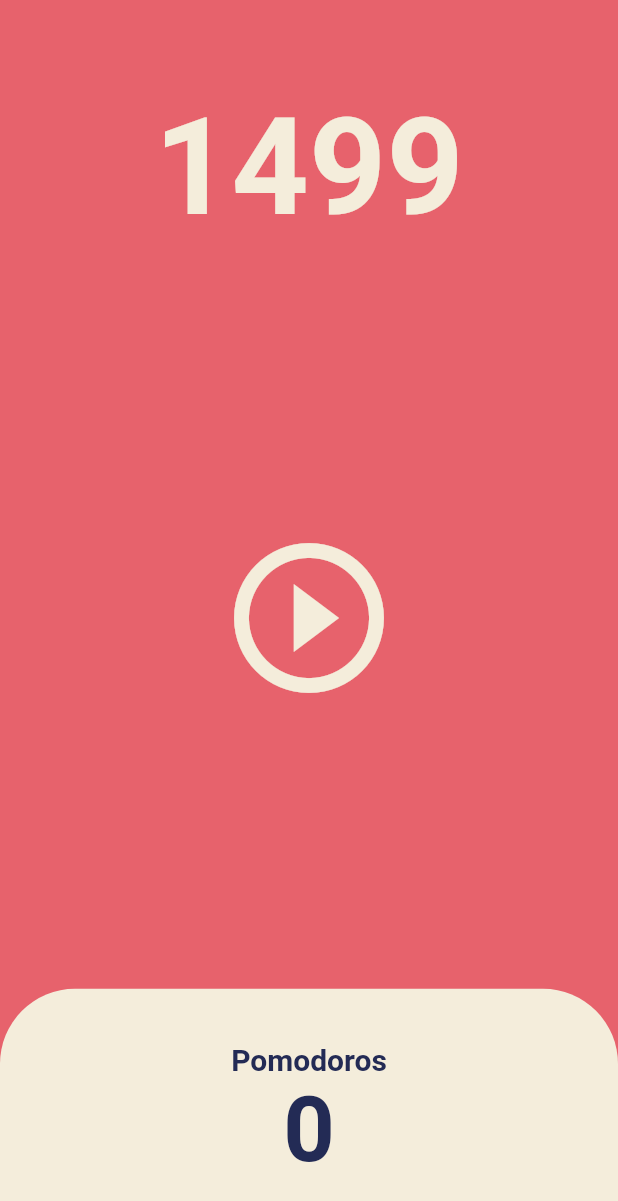
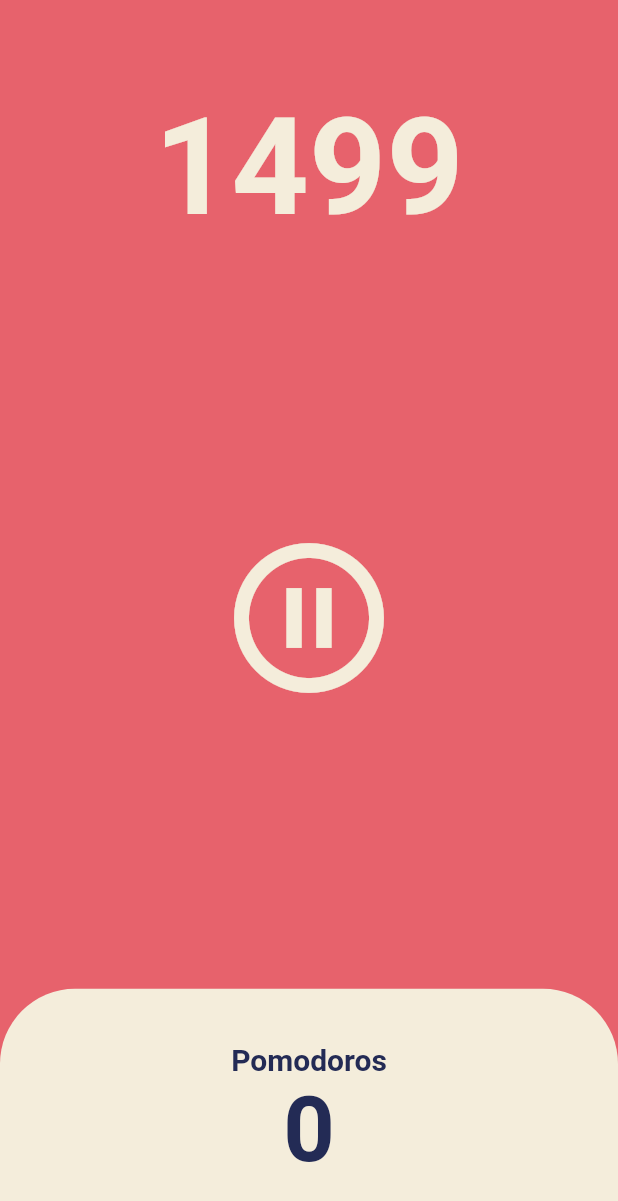
Before and after one commit to woong12/Flutter_UI, a Flutter app: the screen it shows after launch, after a tap on the "play circle outline" icon, on a phone screen of 412 x 824 dp. Shown: the top 1201 px of the screen. Run offline on Flutter 3.47's test engine with Material 2 defaults, Android fonts, the phone set to English and light mode, and no system bars.

Commit message:
pause play

```diff
--- a/ui2_pomodoro/lib/screens/home_screen.dart
+++ b/ui2_pomodoro/lib/screens/home_screen.dart
@@ -11,6 +11,7 @@ class HomeScreen extends StatefulWidget {
 
 class _HomeScreenState extends State<HomeScreen> {
   int totalSeconds = 1500;
+  bool isRunning = false;
   late Timer timer;
 
   void onTick(Timer timer) {
@@ -24,6 +25,16 @@ class _HomeScreenState extends State<HomeScreen> {
       const Duration(seconds: 1),
       onTick,
     );
+    setState(() {
+      isRunning = true;
+    });
+  }
+
+  void onPausePressed() {
+    timer.cancel();
+    setState(() {
+      isRunning = false;
+    });
   }
 
   @override
@@ -52,9 +63,11 @@ class _HomeScreenState extends State<HomeScreen> {
               child: IconButton(
                 iconSize: 120,
                 color: Theme.of(context).cardColor,
-                onPressed: onStartPressed,
-                icon: const Icon(
-                  Icons.play_circle_outline,
+                onPressed: isRunning ? onStartPressed : onStartPressed,
+                icon: Icon(
+                  isRunning
+                      ? Icons.pause_circle_outline
+                      : Icons.play_circle_outline,
                 ),
               ),
             ),
```
